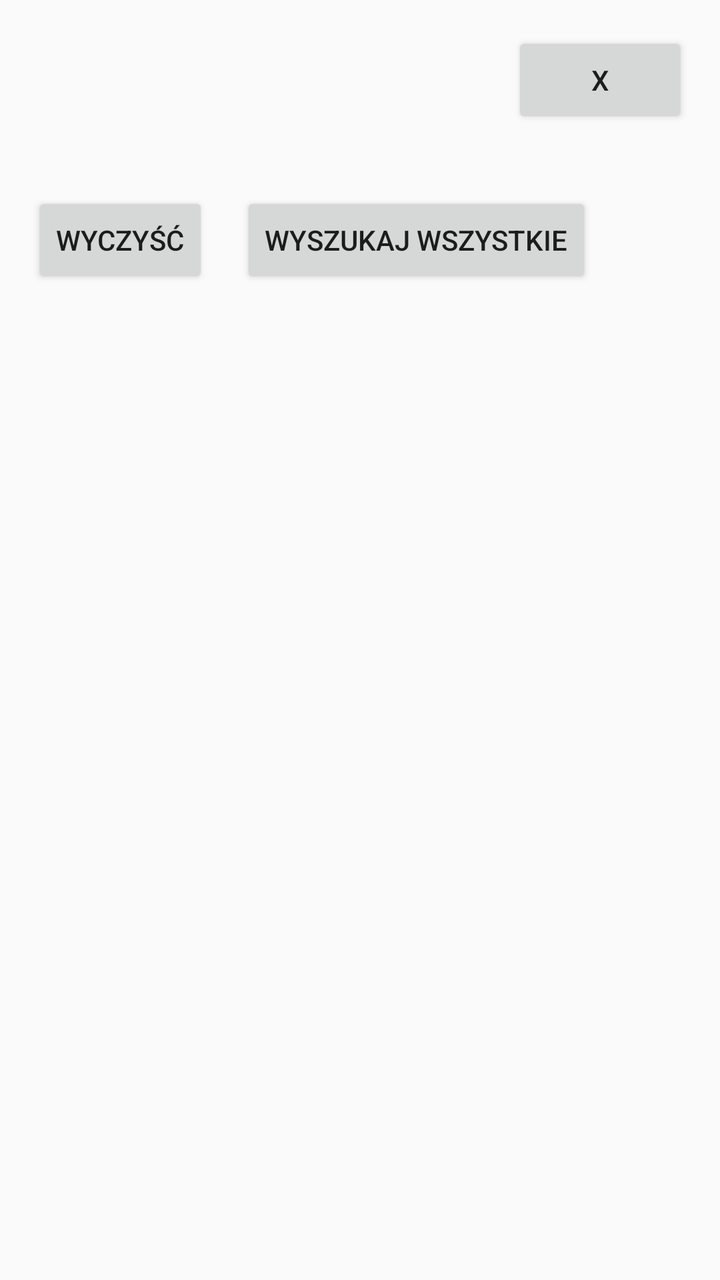
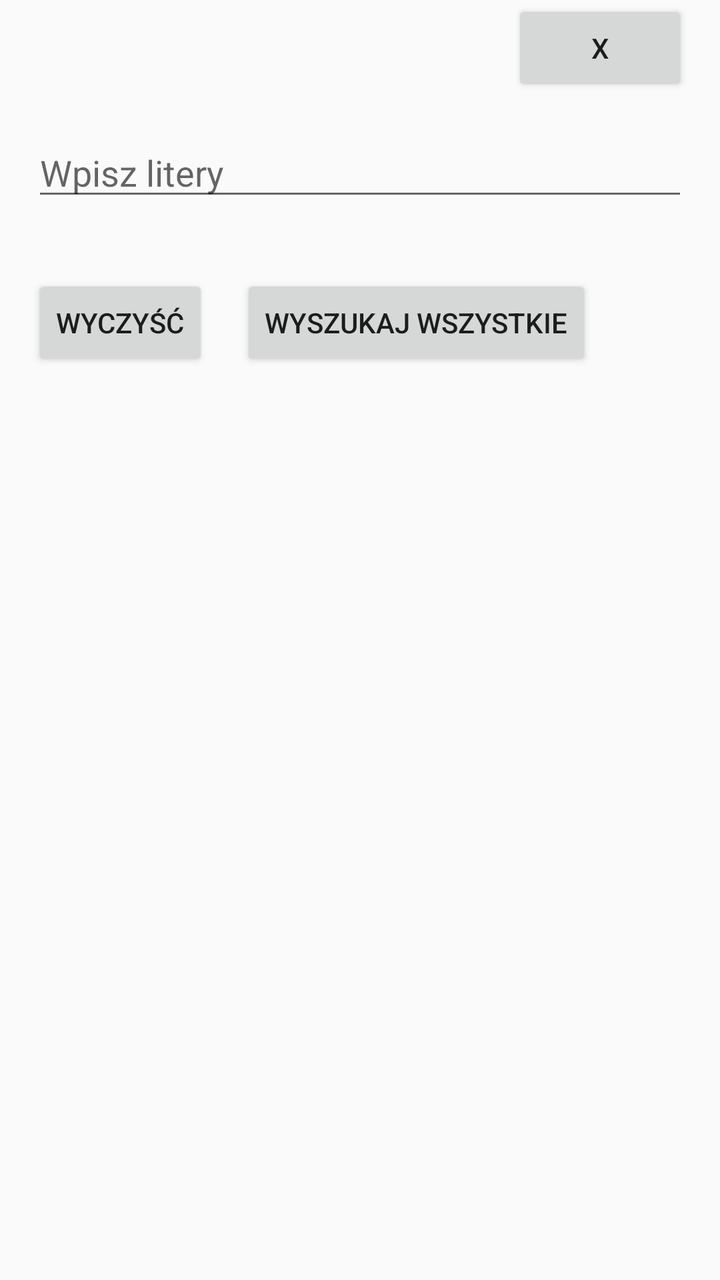

The first picture is an Android layout as it rendered before a commit; the second is the same layout after the commit. The layout source and the unified diff follow.
<!-- AndroidManifest.xml: application theme Theme.AppCompat.DayNight.NoActionBar -->
<!-- res/layout/activity_main.xml -->
<?xml version="1.0" encoding="utf-8"?>
<RelativeLayout xmlns:android="http://schemas.android.com/apk/res/android"
    xmlns:tools="http://schemas.android.com/tools"
    android:layout_width="match_parent"
    android:layout_height="match_parent"
    tools:context=".MainActivity">

    <ProgressBar
        android:id="@+id/progressBar"
        style="?android:attr/progressBarStyleHorizontal"
        android:layout_width="match_parent"
        android:layout_height="wrap_content"
        android:layout_margin="16dp"
        android:max="100"
        android:visibility="gone"/>

    <Button
        android:id="@+id/closeButton"
        android:layout_width="wrap_content"
        android:layout_height="wrap_content"
        android:layout_alignParentTop="true"
        android:layout_alignParentEnd="true"
        android:layout_margin="16dp"
        android:text="X" />

    <EditText
        android:id="@+id/inputField"
        android:layout_width="match_parent"
        android:layout_height="wrap_content"
        android:layout_below="@id/closeButton"
        android:layout_margin="16dp"
        android:hint="Wpisz litery"
        android:visibility="gone" />

    <Button
        android:id="@+id/clearButton"
        android:layout_width="wrap_content"
        android:layout_height="wrap_content"
        android:layout_below="@id/inputField"
        android:layout_marginStart="16dp"
        android:layout_marginTop="16dp"
        android:text="Wyczyść" />

    <Button
        android:id="@+id/searchAllButton"
        android:layout_width="wrap_content"
        android:layout_height="wrap_content"
        android:layout_below="@id/inputField"
        android:layout_toEndOf="@id/clearButton"
        android:layout_marginStart="16dp"
        android:layout_marginTop="16dp"
        android:text="Wyszukaj wszystkie" />

    <ListView
        android:id="@+id/wordList"
        android:layout_width="match_parent"
        android:layout_height="0dp"
        android:layout_below="@id/clearButton"
        android:layout_alignParentStart="true"
        android:layout_margin="16dp"
        android:layout_above="@id/infoLabel"
        android:layout_weight="1"/>

    <TextView
        android:id="@+id/infoLabel"
        android:layout_width="match_parent"
        android:layout_height="wrap_content"
        android:layout_alignParentBottom="true"
        android:layout_margin="16dp"
        android:text=""
        android:textAlignment="center"
        android:textColor="@android:color/holo_green_dark" />

</RelativeLayout>
<!-- resources referenced by this layout -->
<resources>

</resources>

<!-- the commit's change to res/layout/activity_main.xml (unified diff, before → after) -->
@@ -5,70 +5,75 @@
     android:layout_height="match_parent"
     tools:context=".MainActivity">
 
-    <ProgressBar
-        android:id="@+id/progressBar"
-        style="?android:attr/progressBarStyleHorizontal"
+    <RelativeLayout
         android:layout_width="match_parent"
-        android:layout_height="wrap_content"
-        android:layout_margin="16dp"
-        android:max="100"
-        android:visibility="gone"/>
+        android:layout_height="match_parent">
 
-    <Button
-        android:id="@+id/closeButton"
-        android:layout_width="wrap_content"
-        android:layout_height="wrap_content"
-        android:layout_alignParentTop="true"
-        android:layout_alignParentEnd="true"
-        android:layout_margin="16dp"
-        android:text="X" />
+        <ProgressBar
+            android:id="@+id/progressBar"
+            style="?android:attr/progressBarStyleHorizontal"
+            android:layout_width="match_parent"
+            android:layout_height="wrap_content"
+            android:layout_below="@id/closeButton"
+            android:layout_marginTop="8dp"
+            android:layout_marginStart="16dp"
+            android:layout_marginEnd="16dp"
+            android:visibility="gone"/>
 
-    <EditText
-        android:id="@+id/inputField"
-        android:layout_width="match_parent"
-        android:layout_height="wrap_content"
-        android:layout_below="@id/closeButton"
-        android:layout_margin="16dp"
-        android:hint="Wpisz litery"
-        android:visibility="gone" />
+        <Button
+            android:id="@+id/closeButton"
+            android:layout_width="wrap_content"
+            android:layout_height="wrap_content"
+            android:layout_alignParentEnd="true"
+            android:layout_marginEnd="16dp"
+            android:text="X" />
 
-    <Button
-        android:id="@+id/clearButton"
-        android:layout_width="wrap_content"
-        android:layout_height="wrap_content"
-        android:layout_below="@id/inputField"
-        android:layout_marginStart="16dp"
-        android:layout_marginTop="16dp"
-        android:text="Wyczyść" />
+        <EditText
+            android:id="@+id/inputField"
+            android:layout_width="match_parent"
+            android:layout_height="wrap_content"
+            android:layout_below="@id/closeButton"
+            android:layout_margin="16dp"
+            android:hint="Wpisz litery" />
 
-    <Button
-        android:id="@+id/searchAllButton"
-        android:layout_width="wrap_content"
-        android:layout_height="wrap_content"
-        android:layout_below="@id/inputField"
-        android:layout_toEndOf="@id/clearButton"
-        android:layout_marginStart="16dp"
-        android:layout_marginTop="16dp"
-        android:text="Wyszukaj wszystkie" />
+        <Button
+            android:id="@+id/clearButton"
+            android:layout_width="wrap_content"
+            android:layout_height="wrap_content"
+            android:layout_below="@id/inputField"
+            android:layout_marginStart="16dp"
+            android:layout_marginTop="16dp"
+            android:text="Wyczyść" />
 
-    <ListView
-        android:id="@+id/wordList"
-        android:layout_width="match_parent"
-        android:layout_height="0dp"
-        android:layout_below="@id/clearButton"
-        android:layout_alignParentStart="true"
-        android:layout_margin="16dp"
-        android:layout_above="@id/infoLabel"
-        android:layout_weight="1"/>
+        <Button
+            android:id="@+id/searchAllButton"
+            android:layout_width="wrap_content"
+            android:layout_height="wrap_content"
+            android:layout_below="@id/inputField"
+            android:layout_toEndOf="@id/clearButton"
+            android:layout_marginStart="16dp"
+            android:layout_marginTop="16dp"
+            android:text="Wyszukaj wszystkie" />
 
-    <TextView
-        android:id="@+id/infoLabel"
-        android:layout_width="match_parent"
-        android:layout_height="wrap_content"
-        android:layout_alignParentBottom="true"
-        android:layout_margin="16dp"
-        android:text=""
-        android:textAlignment="center"
-        android:textColor="@android:color/holo_green_dark" />
+        <ListView
+            android:id="@+id/wordList"
+            android:layout_width="match_parent"
+            android:layout_height="0dp"
+            android:layout_below="@id/clearButton"
+            android:layout_alignParentStart="true"
+            android:layout_margin="16dp"
+            android:layout_above="@id/infoLabel"
+            android:layout_weight="1"/>
 
+        <TextView
+            android:id="@+id/infoLabel"
+            android:layout_width="match_parent"
+            android:layout_height="wrap_content"
+            android:layout_alignParentBottom="true"
+            android:layout_margin="16dp"
+            android:text=""
+            android:textAlignment="center"
+            android:textColor="@android:color/holo_green_dark" />
+
+    </RelativeLayout>
 </RelativeLayout>
